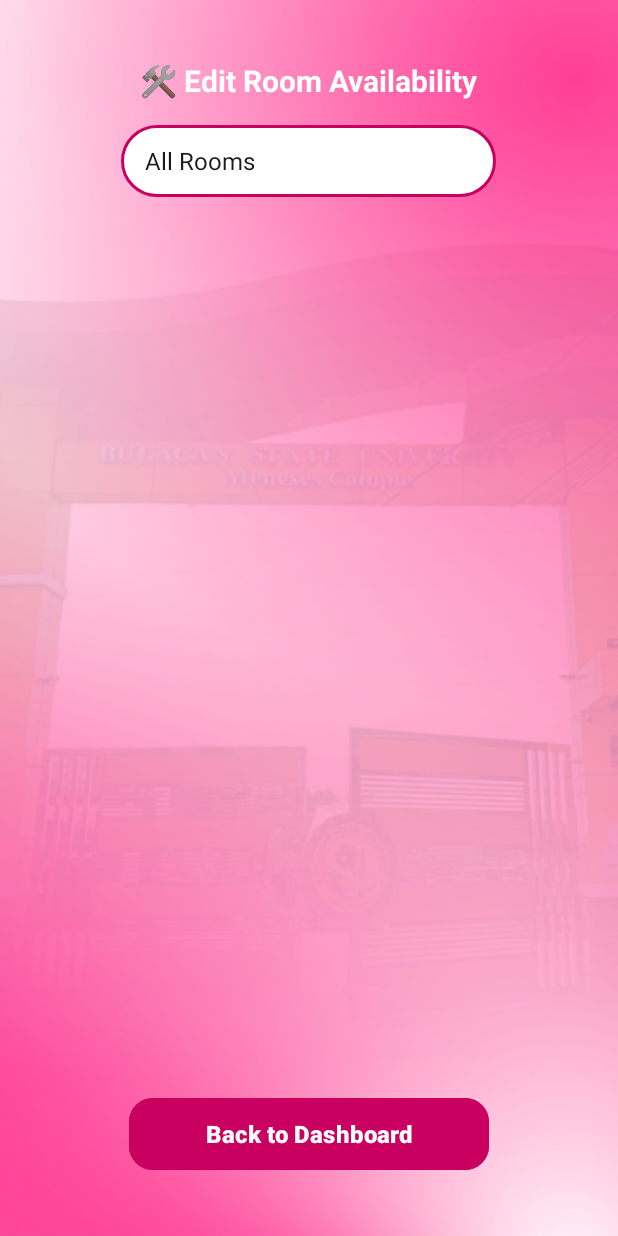
After one commit to vondracmon/CampusGo, an Android app: the FacultyRoomAvailable screen opened directly, with no data from a screen before it, on a phone screen of 412 x 824 dp. The commit adds this screen. Run offline under Robolectric (Android 15) with nearby library versions, the phone set to English and light mode, and no system bars; our stand-ins replace CircleImageView, Firebase (no records; nobody signed in at launch, a user with empty details on screens opened directly).

Commit message:
room schedule latest

```diff
--- a/app/src/main/java/com/example/campusgo/FacultyDashboard.java
+++ b/app/src/main/java/com/example/campusgo/FacultyDashboard.java
@@ -82,5 +82,11 @@ public class FacultyDashboard extends AppCompatActivity {
             startActivity(new Intent(this, FacultyLogin.class));
             finish();
         });
+        btnEditRoom.setOnClickListener(v -> {
+            startActivity(new Intent(this, FacultyRoomAvailable.class));
+        });
+        btnEditCalendar.setOnClickListener(v -> {
+            startActivity(new Intent(this, AdminCalendar.class));
+        });
     }
 }
--- /dev/null
+++ b/app/src/main/java/com/example/campusgo/FacultyRoomAvailable.java
@@ -0,0 +1,178 @@
+
+package com.example.campusgo;
+
+import android.content.Intent;
+import android.graphics.Color;
+import android.os.Bundle;
+import android.view.LayoutInflater;
+import android.view.View;
+import android.widget.*;
+
+import androidx.annotation.NonNull;
+import androidx.appcompat.app.AppCompatActivity;
+
+import com.google.firebase.auth.FirebaseAuth;
+import com.google.firebase.auth.FirebaseUser;
+import com.google.firebase.database.*;
+
+import java.text.SimpleDateFormat;
+import java.util.*;
+
+public class FacultyRoomAvailable extends AppCompatActivity {
+    private Spinner filterSpinner;
+    private LinearLayout roomContainer;
+    private FirebaseAuth auth;
+    private DatabaseReference database;
+    private String facultyUID;
+    private String facultyName;
+    private List<String> facultyRooms = new ArrayList<>();
+    private Map<String, String> endTimeMap = new HashMap<>();
+    private String currentDay;
+    private Button backButton;
+
+    @Override
+    protected void onCreate(Bundle savedInstanceState) {
+        super.onCreate(savedInstanceState);
+        setContentView(R.layout.activity_faculty_room_available);
+
+        roomContainer = findViewById(R.id.roomContainer);
+        filterSpinner = findViewById(R.id.filterSpinner);
+
+        auth = FirebaseAuth.getInstance();
+        FirebaseUser currentUser = auth.getCurrentUser();
+        if (currentUser == null) {
+            finish();
+            return;
+        }
+        facultyUID = currentUser.getUid();
+        database = FirebaseDatabase.getInstance().getReference();
+
+        Button backButton = findViewById(R.id.backButton);
+        backButton.setOnClickListener(v -> {
+            Intent intent = new Intent(FacultyRoomAvailable.this, FacultyDashboard.class);
+            startActivity(intent);
+            finish();
+        });
+
+        database.child("Users").child(facultyUID).child("username").get().addOnSuccessListener(snapshot -> {
+            facultyName = snapshot.getValue(String.class);
+            fetchFacultySchedule();
+        });
+
+        currentDay = new SimpleDateFormat("EEEE", Locale.getDefault()).format(new Date());
+
+        ArrayAdapter<CharSequence> adapter = ArrayAdapter.createFromResource(this,
+                R.array.room_filters, android.R.layout.simple_spinner_item);
+        adapter.setDropDownViewResource(android.R.layout.simple_spinner_dropdown_item);
+        filterSpinner.setAdapter(adapter);
+        filterSpinner.setOnItemSelectedListener(new AdapterView.OnItemSelectedListener() {
+            @Override
+            public void onItemSelected(AdapterView<?> parent, View view, int position, long id) {
+                loadRooms();
+            }
+            @Override
+            public void onNothingSelected(AdapterView<?> parent) { }
+        });
+    }
+
+    private void fetchFacultySchedule() {
+        DatabaseReference scheduleRef = database.child("FacultySchedule").child(facultyUID);
+        scheduleRef.addListenerForSingleValueEvent(new ValueEventListener() {
+            @Override
+            public void onDataChange(@NonNull DataSnapshot snapshot) {
+                facultyRooms.clear();
+                endTimeMap.clear();
+                for (DataSnapshot classSnap : snapshot.getChildren()) {
+                    String day = classSnap.child("day").getValue(String.class);
+                    String room = classSnap.child("room").getValue(String.class);
+                    String time = classSnap.child("time").getValue(String.class);
+                    if (room != null && day != null && day.equalsIgnoreCase(currentDay)) {
+                        facultyRooms.add(room);
+                        if (time != null && time.contains("-")) {
+                            String[] times = time.split("-");
+                            if (times.length == 2) endTimeMap.put(room, times[1].trim());
+                        }
+                    }
+                }
+                loadRooms();
+            }
+            @Override
+            public void onCancelled(@NonNull DatabaseError error) { }
+        });
+    }
+
+    private void loadRooms() {
+        roomContainer.removeAllViews();
+        LayoutInflater inflater = LayoutInflater.from(this);
+        String selectedFilter = filterSpinner.getSelectedItem().toString();
+
+        database.child("rooms").addListenerForSingleValueEvent(new ValueEventListener() {
+            @Override
+            public void onDataChange(@NonNull DataSnapshot snapshot) {
+                for (DataSnapshot roomSnap : snapshot.getChildren()) {
+                    String roomName = roomSnap.getKey();
+                    String status = roomSnap.child("availability").getValue(String.class);
+                    String markedBy = roomSnap.child("markedBy").getValue(String.class);
+
+                    boolean isMyRoom = facultyRooms.contains(roomName);
+                    if (("My Rooms".equals(selectedFilter) && !isMyRoom) ||
+                            ("Other Rooms".equals(selectedFilter) && isMyRoom)) {
+                        continue;
+                    }
+
+                    View roomView = inflater.inflate(R.layout.room_item, roomContainer, false);
+
+                    TextView tvRoom = roomView.findViewById(R.id.roomNumber);
+                    TextView tvAvailability = roomView.findViewById(R.id.availablility);
+                    TextView tvMarkedBy = roomView.findViewById(R.id.markedByText);
+                    Switch statusSwitch = roomView.findViewById(R.id.statusSwitch);
+
+                    tvRoom.setText(roomName);
+                    tvAvailability.setText("Status: " + status);
+                    statusSwitch.setChecked("Available".equalsIgnoreCase(status));
+                    statusSwitch.setVisibility(isMyRoom ? View.VISIBLE : View.GONE);
+
+                    if (!"Available".equalsIgnoreCase(status) && markedBy != null && !markedBy.isEmpty()) {
+                        tvMarkedBy.setVisibility(View.VISIBLE);
+                        tvMarkedBy.setText("Marked by: " + markedBy);
+                    } else {
+                        tvMarkedBy.setVisibility(View.GONE);
+                    }
+
+                    if (isMyRoom) {
+                        statusSwitch.setOnCheckedChangeListener((buttonView, isChecked) -> {
+                            if (!isWithinSchedule(roomName)) {
+                                Toast.makeText(FacultyRoomAvailable.this, "Not within scheduled time", Toast.LENGTH_SHORT).show();
+                                buttonView.setChecked(!isChecked);
+                                return;
+                            }
+                            String newStatus = isChecked ? "Available" : "In Class";
+                            String currentTime = new SimpleDateFormat("hh:mm a", Locale.getDefault()).format(new Date());
+                            String endTime = endTimeMap.getOrDefault(roomName, "?");
+                            String marked = facultyName + "\n(" + currentTime + " - " + endTime + ")";
+
+                            database.child("rooms").child(roomName).child("availability").setValue(newStatus);
+                            database.child("rooms").child(roomName).child("markedBy").setValue(isChecked ? "" : marked);
+                            tvAvailability.setText("Status: " + newStatus);
+                            tvMarkedBy.setText(isChecked ? "" : ("Marked by: " + marked));
+                            tvMarkedBy.setVisibility(isChecked ? View.GONE : View.VISIBLE);
+                        });
+                    }
+
+                    roomContainer.addView(roomView);
+                }
+            }
+
+            @Override
+            public void onCancelled(@NonNull DatabaseError error) {
+                Toast.makeText(FacultyRoomAvailable.this, "Failed to load rooms", Toast.LENGTH_SHORT).show();
+            }
+        });
+    }
+
+    private boolean isWithinSchedule(String room) {
+        Calendar now = Calendar.getInstance();
+        String[] scheduleTimes = endTimeMap.getOrDefault(room, "").split(":");
+        return scheduleTimes.length > 0; // future improvement: validate against real time
+    }
+}
--- a/app/src/main/java/com/example/campusgo/room_available.java
+++ b/app/src/main/java/com/example/campusgo/room_available.java
@@ -119,6 +119,7 @@ public class room_available extends AppCompatActivity {
                     mainLayout.addView(roomView);
                 }
             } else {
+                Log.e("ROOM_FETCH", "Task failed: " + task.getException());
                 Toast.makeText(this, "Failed to load rooms", Toast.LENGTH_SHORT).show();
             }
         });
--- /dev/null
+++ b/app/src/main/res/drawable/custom_spinner_bg.xml
@@ -0,0 +1,15 @@
+<?xml version="1.0" encoding="utf-8"?>
+<shape xmlns:android="http://schemas.android.com/apk/res/android"
+    android:shape="rectangle">
+
+    <solid android:color="#FFFFFF" />
+    <corners android:radius="24dp" />
+    <stroke
+        android:width="2dp"
+        android:color="#c90060" />
+    <padding
+        android:left="12dp"
+        android:top="8dp"
+        android:right="12dp"
+        android:bottom="8dp" />
+</shape>
--- /dev/null
+++ b/app/src/main/res/layout/activity_faculty_room_available.xml
@@ -0,0 +1,61 @@
+<?xml version="1.0" encoding="utf-8"?>
+<RelativeLayout xmlns:android="http://schemas.android.com/apk/res/android"
+    android:id="@+id/facultyRoomLayout"
+    android:layout_width="match_parent"
+    android:layout_height="match_parent"
+    android:padding="16dp"
+    android:background="@drawable/bg_3">
+
+    <TextView
+        android:id="@+id/facultyTitle"
+        android:layout_width="wrap_content"
+        android:layout_height="wrap_content"
+        android:text="🛠 Edit Room Availability"
+        android:textSize="20sp"
+        android:textStyle="bold"
+        android:textColor="#ffffff"
+        android:layout_marginTop="24dp"
+        android:layout_centerHorizontal="true" />
+
+    <Spinner
+        android:id="@+id/filterSpinner"
+        android:layout_width="250dp"
+        android:layout_height="48dp"
+        android:layout_below="@id/facultyTitle"
+        android:layout_marginTop="16dp"
+        android:layout_centerHorizontal="true"
+        android:background="@drawable/custom_spinner_bg"
+        android:padding="8dp"
+        android:dropDownVerticalOffset="10dp"
+        android:popupBackground="#ffffff"
+        android:spinnerMode="dropdown" />
+
+    <ScrollView
+        android:id="@+id/scrollView"
+        android:layout_width="match_parent"
+        android:layout_height="0dp"
+        android:layout_below="@id/filterSpinner"
+        android:layout_above="@id/backButton"
+        android:layout_marginTop="16dp">
+
+        <LinearLayout
+            android:id="@+id/roomContainer"
+            android:layout_width="match_parent"
+            android:layout_height="wrap_content"
+            android:orientation="vertical"
+            android:paddingBottom="24dp"/>
+    </ScrollView>
+
+    <Button
+        android:id="@+id/backButton"
+        android:layout_width="240dp"
+        android:layout_height="56dp"
+        android:text="Back to Dashboard"
+        android:textColor="#FFFFFF"
+        android:textSize="16sp"
+        android:layout_alignParentBottom="true"
+        android:layout_centerHorizontal="true"
+        android:layout_marginBottom="24dp"
+        android:backgroundTint="#c90060"
+        android:textStyle="bold" />
+</RelativeLayout>
--- a/app/src/main/res/layout/home_screen.xml
+++ b/app/src/main/res/layout/home_screen.xml
@@ -140,7 +140,7 @@
             <TextView
                 android:layout_width="wrap_content"
                 android:layout_height="wrap_content"
-                android:text="Search"
+                android:text="Rooms"
                 android:textColor="@android:color/white"
                 android:textSize="12sp"
                 android:layout_marginTop="4dp" />
--- a/app/src/main/res/values/strings.xml
+++ b/app/src/main/res/values/strings.xml
@@ -14,4 +14,11 @@
 
     <!-- Placeholder -->
     <string name="hello_blank_fragment">Hello blank fragment</string>
+
+    <string-array name="room_filters">
+        <item>All Rooms</item>
+        <item>My Rooms</item>
+        <item>Other Rooms</item>
+    </string-array>
+
 </resources>
```
Also changed, not shown: app/src/main/AndroidManifest.xml (+7 -4 lines), app/src/main/java/com/example/campusgo/MainActivity.java (+37 -19 lines), app/src/main/java/com/example/campusgo/getRoom.java (+14 -13 lines), app/src/main/res/drawable/edit_text_border.xml (+16 -15 lines).
